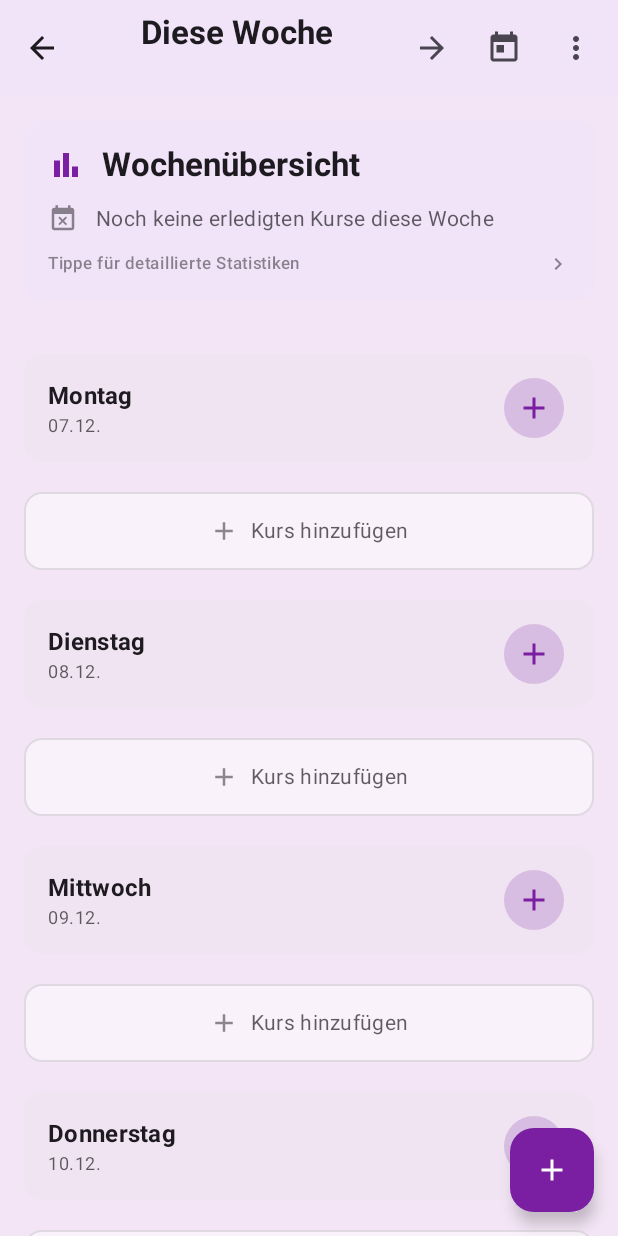
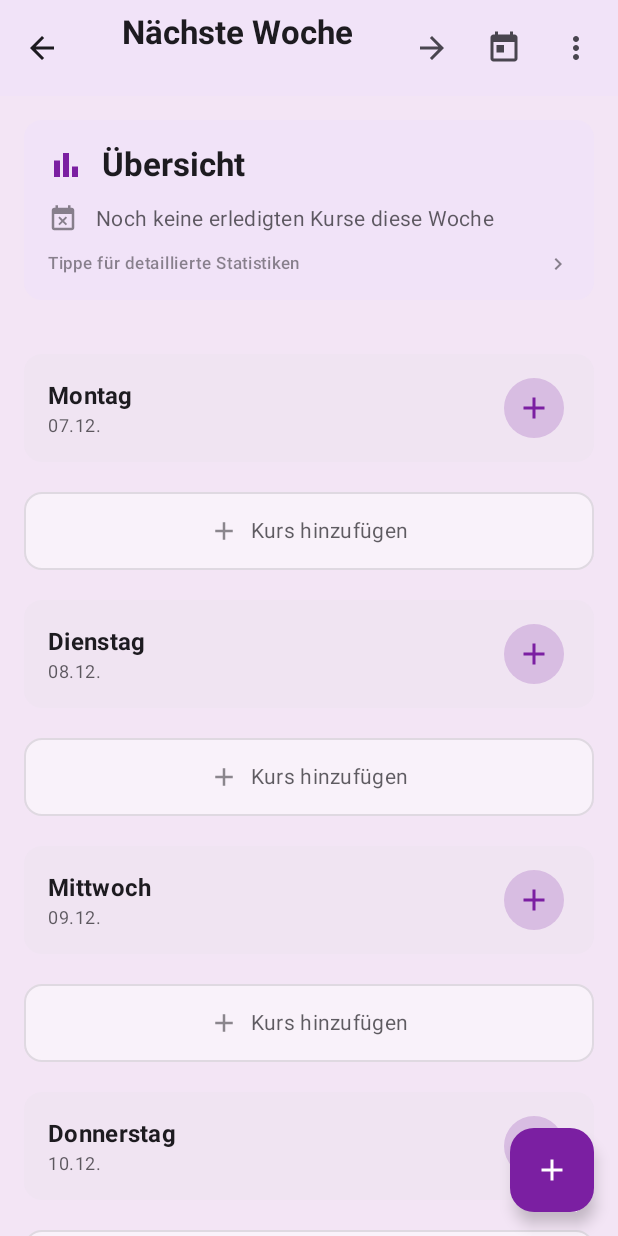
Before and after one commit to jodli/Vereinsknete, an Android app built with Jetpack Compose: the composable WeekViewScreen shown on its own in the app's theme, after a tap on "Nächste Woche", on a phone screen of 412 x 824 dp. Run offline under Robolectric (Android 15) with nearby library versions, the phone set to English and light mode, and no system bars; our stand-ins replace Dagger/Hilt's generated code, Room's generated code; 2 statements that could not run were skipped.

Commit message:
display week in title

```diff
--- a/android/app/src/main/java/de/yogaknete/app/core/utils/DateUtils.kt
+++ b/android/app/src/main/java/de/yogaknete/app/core/utils/DateUtils.kt
@@ -118,4 +118,17 @@ object DateUtils {
     fun formatShortDate(date: LocalDate): String {
         return "${date.dayOfMonth.toString().padStart(2, '0')}.${date.monthNumber.toString().padStart(2, '0')}."
     }
+
+    /**
+     * Get week number of the year (ISO week)
+     */
+    fun getWeekOfYear(date: LocalDate): Int {
+        // Simple week calculation - could be improved with ISO week standards
+        val firstDayOfYear = LocalDate(date.year, 1, 1)
+        val firstWeekStart = getWeekStart(firstDayOfYear)
+        val currentWeekStart = getWeekStart(date)
+
+        val daysDiff = currentWeekStart.toEpochDays() - firstWeekStart.toEpochDays()
+        return (daysDiff / 7).toInt() + 1
+    }
 }
--- a/android/app/src/main/java/de/yogaknete/app/presentation/screens/week/WeekViewScreen.kt
+++ b/android/app/src/main/java/de/yogaknete/app/presentation/screens/week/WeekViewScreen.kt
@@ -18,8 +18,12 @@ import androidx.compose.material.icons.filled.School
 import androidx.compose.material.icons.filled.AccessTime
 import androidx.compose.material.icons.filled.Euro
 import androidx.compose.material.icons.filled.KeyboardArrowRight
+import androidx.compose.material.icons.filled.FiberManualRecord
 import androidx.compose.material3.FilledTonalIconButton
 import androidx.compose.material3.IconButtonDefaults
+import kotlinx.datetime.Clock
+import kotlinx.datetime.TimeZone
+import kotlinx.datetime.DatePeriod
 import androidx.compose.material3.*
 import androidx.compose.runtime.*
 import androidx.compose.ui.Alignment
@@ -90,6 +94,8 @@ fun WeekViewScreen(
         ) {
             // Week summary
             WeekSummaryCard(
+                weekStart = state.currentWeekStart,
+                weekEnd = state.currentWeekEnd,
                 totalClasses = state.totalClassesThisWeek,
                 totalHours = state.totalHoursThisWeek,
                 totalEarnings = state.totalEarningsThisWeek,
@@ -265,20 +271,53 @@ private fun WeekViewTopBar(
     onShowMonthlyStats: () -> Unit
 ) {
     var showMenu by remember { mutableStateOf(false) }
+
+    // Determine if this is the current week
+    val today = Clock.System.todayIn(TimeZone.currentSystemDefault())
+    val isCurrentWeek = today >= weekStart && today <= weekEnd
+    val isLastWeek = weekEnd == DateUtils.getWeekStart(today).minus(DatePeriod(days = 1))
+    val isNextWeek = weekStart == DateUtils.getWeekEnd(today).plus(DatePeriod(days = 1))
+
+    val weekTitle = when {
+        isCurrentWeek -> "Diese Woche"
+        isLastWeek -> "Letzte Woche"
+        isNextWeek -> "Nächste Woche"
+        weekStart.year != today.year -> "Kalenderwoche ${DateUtils.getWeekOfYear(weekStart)} • ${weekStart.year}"
+        else -> "Kalenderwoche ${DateUtils.getWeekOfYear(weekStart)}"
+    }
+
     TopAppBar(
         title = {
             Column(
                 horizontalAlignment = Alignment.CenterHorizontally,
                 modifier = Modifier.fillMaxWidth()
             ) {
-                Text(
-                    text = "Diese Woche",
-                    style = MaterialTheme.typography.titleLarge,
-                    fontWeight = FontWeight.Bold
-                )
+                Row(
+                    verticalAlignment = Alignment.CenterVertically,
+                    horizontalArrangement = Arrangement.Center
+                ) {
+                    Text(
+                        text = weekTitle,
+                        style = MaterialTheme.typography.titleLarge,
+                        fontWeight = FontWeight.Bold
+                    )
+
+                    // Show "today" indicator for current week
+                    if (isCurrentWeek) {
+                        Spacer(modifier = Modifier.width(8.dp))
+                        Icon(
+                            imageVector = Icons.Default.FiberManualRecord,
+                            contentDescription = null,
+                            modifier = Modifier.size(8.dp),
+                            tint = MaterialTheme.colorScheme.primary
+                        )
+                    }
+                }
+
                 Text(
                     text = DateUtils.formatWeekRange(weekStart, weekEnd),
-                    style = MaterialTheme.typography.bodyMedium
+                    style = MaterialTheme.typography.bodyMedium,
+                    color = MaterialTheme.colorScheme.onSurface.copy(alpha = 0.7f)
                 )
             }
         },
@@ -419,11 +458,17 @@ private fun WeekViewTopBar(
 
 @Composable
 private fun WeekSummaryCard(
+    weekStart: LocalDate,
+    weekEnd: LocalDate,
     totalClasses: Int,
     totalHours: Double,
     totalEarnings: Double,
     onShowStats: () -> Unit
 ) {
+    // Determine if this is the current week for dynamic title
+    val today = Clock.System.todayIn(TimeZone.currentSystemDefault())
+    val isCurrentWeek = today >= weekStart && today <= weekEnd
+    val summaryTitle = if (isCurrentWeek) "Wochenübersicht" else "Übersicht"
     Card(
         modifier = Modifier
             .fillMaxWidth()
@@ -451,7 +496,7 @@ private fun WeekSummaryCard(
                 )
                 Spacer(modifier = Modifier.width(12.dp))
                 Text(
-                    text = "Wochenübersicht",
+                    text = summaryTitle,
                     style = MaterialTheme.typography.titleLarge,
                     fontWeight = FontWeight.Bold
                 )
```
